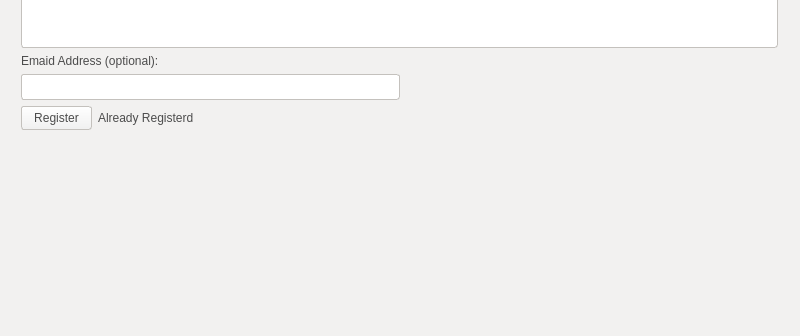
Old version of the form src/qt/forms/ChatWindow.ui in the repository pakage/navajocoin; both pictures show x 0 to 800 and y 264 to 600 of the 800 by 600 pixel window.
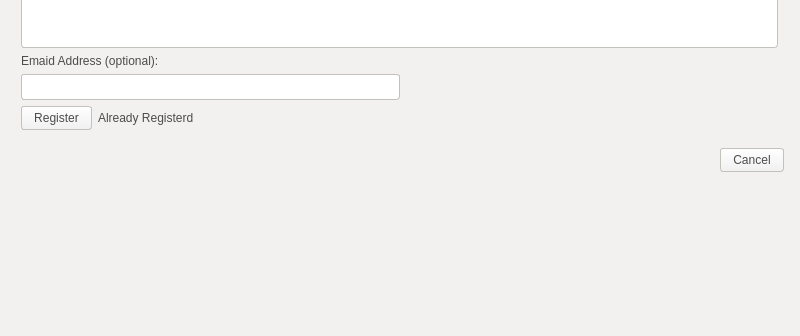
New version of the form. Icons and pictures are not drawn.

```diff
--- a/src/qt/forms/ChatWindow.ui
+++ b/src/qt/forms/ChatWindow.ui
@@ -622,12 +622,6 @@
           </widget>
          </widget>
          <widget class="QWidget" name="registerPage">
-          <property name="sizePolicy">
-           <sizepolicy hsizetype="Expanding" vsizetype="Expanding">
-            <horstretch>0</horstretch>
-            <verstretch>0</verstretch>
-           </sizepolicy>
-          </property>
           <widget class="QWidget" name="verticalLayoutWidget">
            <property name="geometry">
             <rect>
@@ -851,6 +845,47 @@
               </item>
              </layout>
             </item>
+            <item>
+             <layout class="QHBoxLayout" name="horizontalLayout_10">
+              <property name="rightMargin">
+               <number>6</number>
+              </property>
+              <item>
+               <spacer name="horizontalSpacer_3">
+                <property name="orientation">
+                 <enum>Qt::Horizontal</enum>
+                </property>
+                <property name="sizeHint" stdset="0">
+                 <size>
+                  <width>40</width>
+                  <height>20</height>
+                 </size>
+                </property>
+               </spacer>
+              </item>
+              <item>
+               <widget class="QPushButton" name="pushButton_2">
+                <property name="sizePolicy">
+                 <sizepolicy hsizetype="Preferred" vsizetype="Fixed">
+                  <horstretch>0</horstretch>
+                  <verstretch>0</verstretch>
+                 </sizepolicy>
+                </property>
+                <property name="styleSheet">
+                 <string notr="true">background: none;
+background-color: qlineargradient(spread:pad, x1:0, y1:1, x2:0, y2:0, stop:0 rgb(240,240,240), stop:1 rgb(255, 255, 255));
+border-radius:3px;
+border: 1px solid #C4C1BD;
+color: #4C4C4C;
+padding: 4px 12px;</string>
+                </property>
+                <property name="text">
+                 <string>Cancel</string>
+                </property>
+               </widget>
+              </item>
+             </layout>
+            </item>
             <item>
              <spacer name="verticalSpacer">
               <property name="orientation">
```
Left out of the diff: 50 changed lines with no effect on the pictures.
